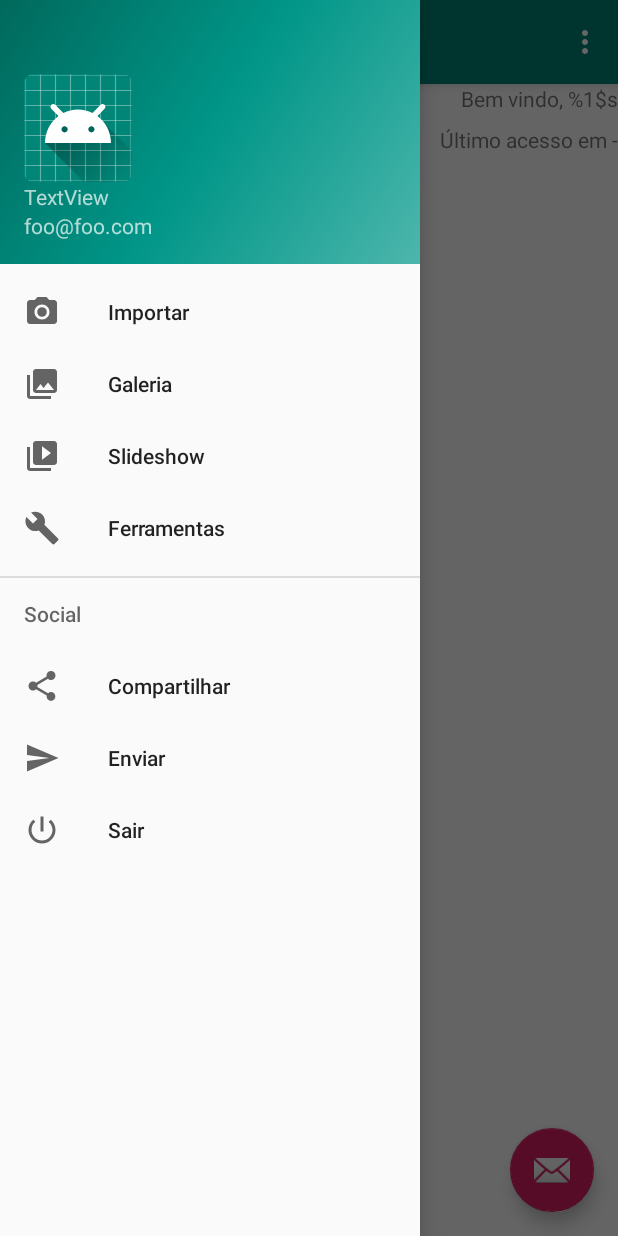
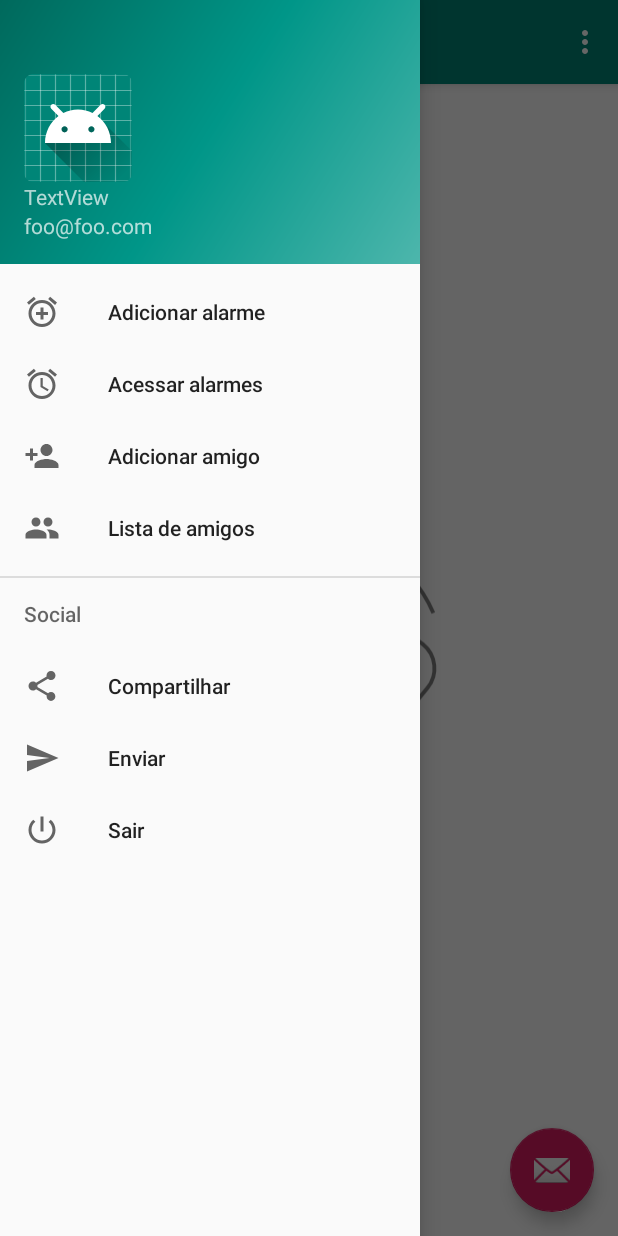
Before and after one commit to hermanodfc/mpoo-medicontrol, an Android app: the MainActivity screen opened directly, with no data from a screen before it, with the side drawer open, on a phone screen of 412 x 824 dp. Run offline under Robolectric (Android 15) with nearby library versions, the phone set to English and light mode, and no system bars; 3 statements that could not run were skipped.

Commit message:
Entrega 17/05/2019.

```diff
--- a/app/src/main/java/com/adht/android/medicontrol/infra/ui/MainActivity.java
+++ b/app/src/main/java/com/adht/android/medicontrol/infra/ui/MainActivity.java
@@ -50,13 +50,6 @@ public class MainActivity extends AppCompatActivity
 
         NavigationView navigationView = (NavigationView) findViewById(R.id.nav_view);
         navigationView.setNavigationItemSelectedListener(this);
-
-        Usuario usuario = Sessao.instance.getUsuario();
-        TextView welcomeView = findViewById(R.id.welcome_view);
-        welcomeView.setText(getString(R.string.lbl_welcome, usuario.getEmail()));
-        TextView ultimoAcessoView = findViewById(R.id.ultimo_acesso_view);
-        String ultimoAcesso = getString(R.string.lbl_ultimo_acesso, Sessao.instance.getUltimoAcesso());
-        ultimoAcessoView.setText(ultimoAcesso);
     }
 
     @Override
@@ -117,6 +110,7 @@ public class MainActivity extends AppCompatActivity
         } else if (id == R.id.nav_exit) {
             UsuarioServices services = new UsuarioServices();
             services.logout();
+            finish();
             startActivity(new Intent(this, LoginActivity.class));
         }
 
--- /dev/null
+++ b/app/src/main/res/drawable/ic_baseline_access_alarms_24px.xml
@@ -0,0 +1,9 @@
+<vector xmlns:android="http://schemas.android.com/apk/res/android"
+    android:width="24dp"
+    android:height="24dp"
+    android:viewportWidth="24"
+    android:viewportHeight="24">
+  <path
+      android:fillColor="#FF000000"
+      android:pathData="M22,5.7l-4.6,-3.9 -1.3,1.5 4.6,3.9L22,5.7zM7.9,3.4L6.6,1.9 2,5.7l1.3,1.5 4.6,-3.8zM12.5,8L11,8v6l4.7,2.9 0.8,-1.2 -4,-2.4L12.5,8zM12,4c-5,0 -9,4 -9,9s4,9 9,9 9,-4 9,-9 -4,-9 -9,-9zM12,20c-3.9,0 -7,-3.1 -7,-7s3.1,-7 7,-7 7,3.1 7,7 -3.1,7 -7,7z"/>
+</vector>
--- /dev/null
+++ b/app/src/main/res/drawable/ic_baseline_add_alarm_24px.xml
@@ -0,0 +1,9 @@
+<vector xmlns:android="http://schemas.android.com/apk/res/android"
+    android:width="24dp"
+    android:height="24dp"
+    android:viewportWidth="24"
+    android:viewportHeight="24">
+  <path
+      android:fillColor="#FF000000"
+      android:pathData="M7.88,3.39L6.6,1.86 2,5.71l1.29,1.53 4.59,-3.85zM22,5.72l-4.6,-3.86 -1.29,1.53 4.6,3.86L22,5.72zM12,4c-4.97,0 -9,4.03 -9,9s4.02,9 9,9c4.97,0 9,-4.03 9,-9s-4.03,-9 -9,-9zM12,20c-3.87,0 -7,-3.13 -7,-7s3.13,-7 7,-7 7,3.13 7,7 -3.13,7 -7,7zM13,9h-2v3L8,12v2h3v3h2v-3h3v-2h-3L13,9z"/>
+</vector>
--- /dev/null
+++ b/app/src/main/res/drawable/ic_baseline_group_24px.xml
@@ -0,0 +1,9 @@
+<vector xmlns:android="http://schemas.android.com/apk/res/android"
+    android:width="24dp"
+    android:height="24dp"
+    android:viewportWidth="24"
+    android:viewportHeight="24">
+  <path
+      android:fillColor="#FF000000"
+      android:pathData="M16,11c1.66,0 2.99,-1.34 2.99,-3S17.66,5 16,5c-1.66,0 -3,1.34 -3,3s1.34,3 3,3zM8,11c1.66,0 2.99,-1.34 2.99,-3S9.66,5 8,5C6.34,5 5,6.34 5,8s1.34,3 3,3zM8,13c-2.33,0 -7,1.17 -7,3.5L1,19h14v-2.5c0,-2.33 -4.67,-3.5 -7,-3.5zM16,13c-0.29,0 -0.62,0.02 -0.97,0.05 1.16,0.84 1.97,1.97 1.97,3.45L17,19h6v-2.5c0,-2.33 -4.67,-3.5 -7,-3.5z"/>
+</vector>
--- /dev/null
+++ b/app/src/main/res/drawable/ic_baseline_person_add_24px.xml
@@ -0,0 +1,9 @@
+<vector xmlns:android="http://schemas.android.com/apk/res/android"
+    android:width="24dp"
+    android:height="24dp"
+    android:viewportWidth="24"
+    android:viewportHeight="24">
+  <path
+      android:fillColor="#FF000000"
+      android:pathData="M15,12c2.21,0 4,-1.79 4,-4s-1.79,-4 -4,-4 -4,1.79 -4,4 1.79,4 4,4zM6,10L6,7L4,7v3L1,10v2h3v3h2v-3h3v-2L6,10zM15,14c-2.67,0 -8,1.34 -8,4v2h16v-2c0,-2.66 -5.33,-4 -8,-4z"/>
+</vector>
--- a/app/src/main/res/layout/content_main.xml
+++ b/app/src/main/res/layout/content_main.xml
@@ -9,20 +9,14 @@
     tools:layout_editor_absoluteY="81dp"
     tools:showIn="@layout/app_bar_main">
 
-    <TextView
-        android:id="@+id/welcome_view"
-        android:layout_width="wrap_content"
-        android:layout_height="wrap_content"
-        android:text="@string/lbl_welcome"
+    <ImageView
+        android:id="@+id/imageViewLogo"
+        android:layout_width="197dp"
+        android:layout_height="227dp"
+        android:alpha="0.5"
+        app:layout_constraintBottom_toBottomOf="parent"
         app:layout_constraintEnd_toEndOf="parent"
-        app:layout_constraintTop_toTopOf="parent" />
-
-    <TextView
-        android:id="@+id/ultimo_acesso_view"
-        android:layout_width="wrap_content"
-        android:layout_height="wrap_content"
-        android:layout_marginTop="8dp"
-        android:text="@string/lbl_ultimo_acesso"
-        app:layout_constraintEnd_toEndOf="parent"
-        app:layout_constraintTop_toBottomOf="@+id/welcome_view" />
+        app:layout_constraintStart_toStartOf="parent"
+        app:layout_constraintTop_toTopOf="parent"
+        app:srcCompat="@drawable/ic_logo" />
 </androidx.constraintlayout.widget.ConstraintLayout>
--- a/app/src/main/res/menu/activity_main_drawer.xml
+++ b/app/src/main/res/menu/activity_main_drawer.xml
@@ -6,20 +6,20 @@
     <group android:checkableBehavior="single">
         <item
             android:id="@+id/nav_camera"
-            android:icon="@drawable/ic_menu_camera"
-            android:title="@string/lbl_import" />
+            android:icon="@drawable/ic_baseline_add_alarm_24px"
+            android:title="@string/lbl_alarmadd" />
         <item
             android:id="@+id/nav_gallery"
-            android:icon="@drawable/ic_menu_gallery"
-            android:title="@string/lbl_galery" />
+            android:icon="@drawable/ic_baseline_access_alarms_24px"
+            android:title="@string/lbl_alarmacess" />
         <item
             android:id="@+id/nav_slideshow"
-            android:icon="@drawable/ic_menu_slideshow"
-            android:title="@string/lbl_slideshow" />
+            android:icon="@drawable/ic_baseline_person_add_24px"
+            android:title="@string/lbl_amigoadd" />
         <item
             android:id="@+id/nav_manage"
-            android:icon="@drawable/ic_menu_manage"
-            android:title="@string/lbl_tools" />
+            android:icon="@drawable/ic_baseline_group_24px"
+            android:title="@string/lbl_amigos" />
     </group>
 
     <item android:title="@string/lbl_communicate">
--- a/app/src/main/res/values/strings.xml
+++ b/app/src/main/res/values/strings.xml
@@ -43,4 +43,8 @@
     <string name="lbl_sample_email">foo@foo.com</string>
     <string name="action_settings">Settings</string>
     <string name="title_activity_main">MainActivity</string>
+    <string name="lbl_alarmadd">Adicionar alarme</string>
+    <string name="lbl_alarmacess">Acessar alarmes</string>
+    <string name="lbl_amigoadd">Adicionar amigo</string>
+    <string name="lbl_amigos">Lista de amigos</string>
 </resources>
```
Also changed, not shown: app/src/main/java/com/adht/android/medicontrol/usuario/ui/CadastroActivity.java (+51 -11 lines), app/src/main/java/com/adht/android/medicontrol/view/cadastro/CadastroActivity.java (deleted, +0 -16 lines), app/src/main/res/layout/activity_cadastro.xml (deleted, +0 -60 lines), app/src/main/res/layout/cadastrar_buttons.xml (added, +30 -0 lines), app/src/main/res/layout/usuario.xml (renamed from app/src/main/res/layout/activity_register.xml, +0 -41 lines).
